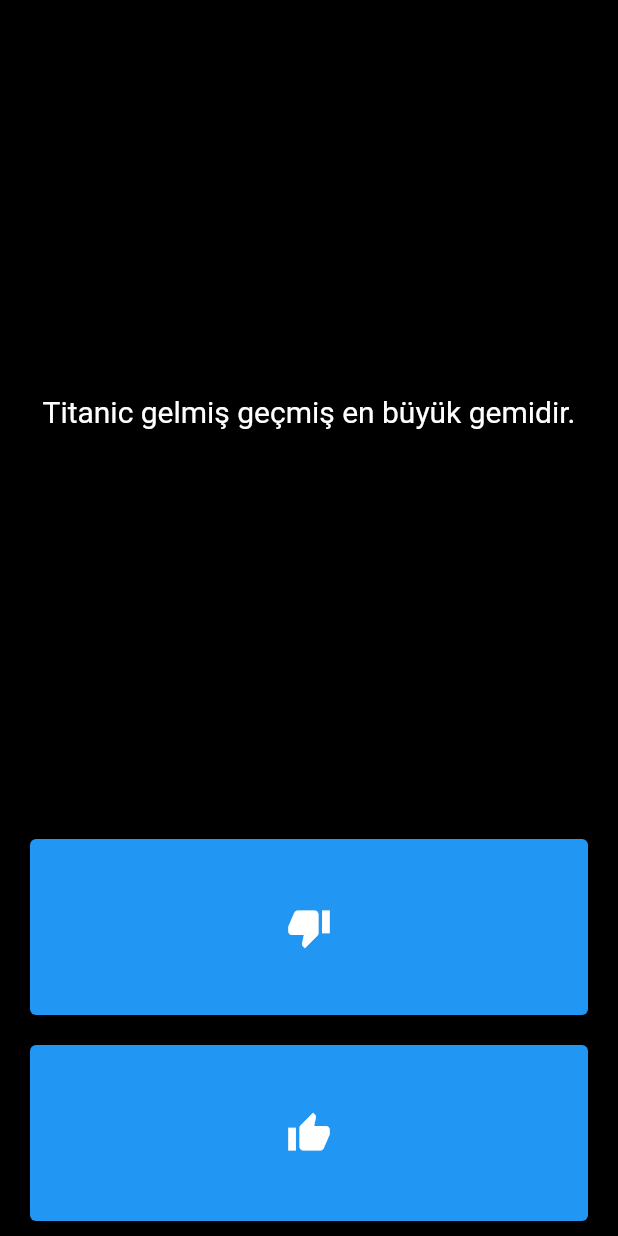
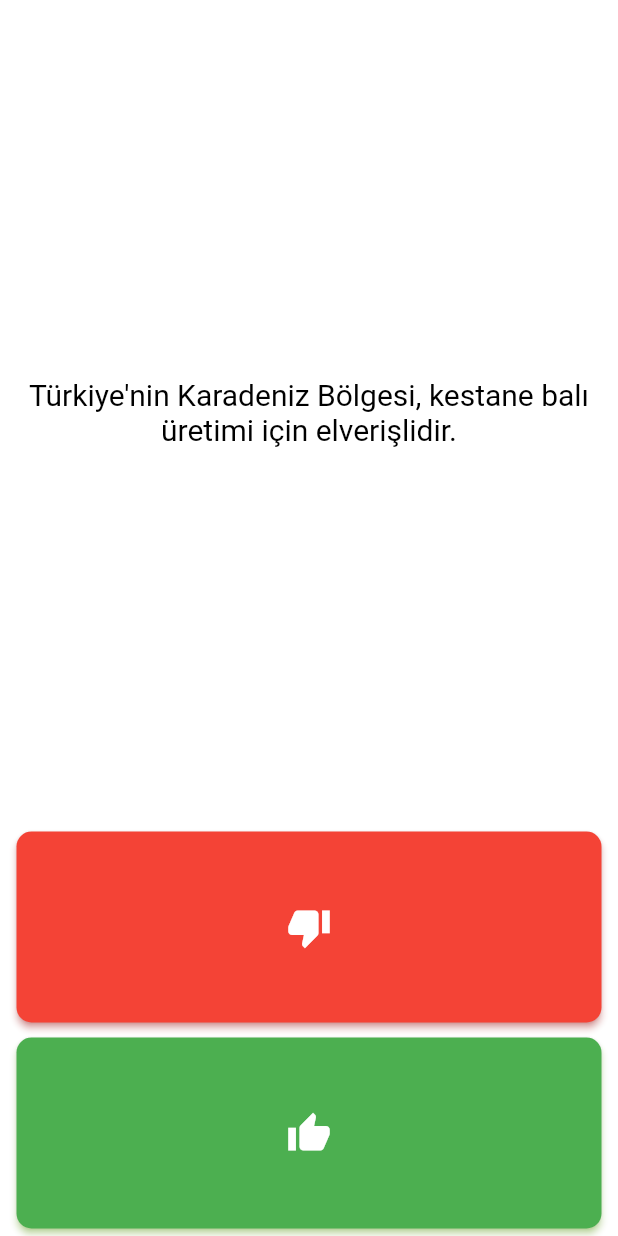
Before and after one commit to gulceefe/bilgikartlari.dart, a Flutter app: the screen it shows after launch, on a phone screen of 412 x 824 dp. Run offline on Flutter 3.47's test engine with Material 2 defaults, Android fonts, the phone set to English and light mode, and no system bars.

Commit message:
yeni sorular eklendi ikonlar değişti

```diff
--- a/lib/constants.dart
+++ b/lib/constants.dart
@@ -1,4 +1,4 @@
 import 'package:flutter/material.dart';
 
-const Icon kDogruIconu= Icon(Icons.mood, color: Colors.yellow);
-const Icon kYanlisIconu = Icon(Icons.mood_bad, color: Colors.purple);
+const Icon kDogruIconu= Icon(Icons.check_circle_outline, color: Colors.green);
+const Icon kYanlisIconu = Icon(Icons.cancel_outlined, color: Colors.red);
--- a/lib/main.dart
+++ b/lib/main.dart
@@ -13,9 +13,9 @@ class BilgiTesti extends StatelessWidget {
     // TODO: implement build
     return MaterialApp(
       home: Scaffold(
-        backgroundColor: Colors.black,
+        backgroundColor: Colors.white,
         body: SafeArea(
-          child: Padding(padding: EdgeInsets.symmetric(horizontal: 10.0),
+          child: Padding(padding: EdgeInsets.symmetric(horizontal: 6.0),
             child: SoruSayfasi(),
 
           ),
@@ -33,7 +33,7 @@ class SoruSayfasi extends StatefulWidget {
 class _SoruSayfasiState extends State<SoruSayfasi> {
 
   List <Widget> secimler = [];
-  List <bool> yanitlar = [false, true, false,false, true, true, true];
+  //List <bool> yanitlar = [false, true, false,false, true, true, true];
   TestVeri test_1 = TestVeri(); // burada sorular yazıyordu. onları test-veri'ye attık. buraya da bu testveri satırını yazdık.
   void butonFonksiyonu (secilenButon){
     if(test_1.testBittiMi()==true){
@@ -44,12 +44,14 @@ class _SoruSayfasiState extends State<SoruSayfasi> {
         builder: (BuildContext context) {
           // return object of type Dialog
           return AlertDialog(
-            title: new Text("Test Bitti!"),
+            title: new Text("TEBRİKS! Test Bitti!"),
             //content: new Text("Burada sonuç verilecek"),
             actions: <Widget>[
               // usually buttons at the bottom of the dialog
               new TextButton(
-                child: new Text("Başa Dön"),
+                child: new Text("Başa Dön"),style: TextButton.styleFrom(
+                backgroundColor: Colors.purple,
+              ),
                 onPressed: () {
                   Navigator.of(context).pop();
                   setState(() {
@@ -88,14 +90,14 @@ class _SoruSayfasiState extends State<SoruSayfasi> {
       Expanded(
       flex: 4,
       child: Padding(
-        padding: EdgeInsets.all(10.0),
+        padding: EdgeInsets.all(6.0),
         child: Center(
           child: Text(
             test_1.getSoruMetni(),
             textAlign: TextAlign.center,
             style: TextStyle(
               fontSize: 20.0,
-              color: Colors.white,
+              color: Colors.black,
             ),
           ),
         ),
@@ -109,7 +111,7 @@ class _SoruSayfasiState extends State<SoruSayfasi> {
         Expanded(
           flex:1,
             child: Padding(
-            padding: const EdgeInsets.all(10.0),
+            padding: const EdgeInsets.all(5.0),
               child: ElevatedButton(
                  //onpressed
                 child: Icon(
@@ -117,17 +119,23 @@ class _SoruSayfasiState extends State<SoruSayfasi> {
                   size: 30.0,
                   color: Colors.white,
               ),
+    style: ElevatedButton.styleFrom(
+    shadowColor: Colors.redAccent,
+    primary: Colors.red,
+    shape: RoundedRectangleBorder(borderRadius: BorderRadius.circular(10)),
+    ),
                 onPressed: (){
-
                   butonFonksiyonu(false);
                 },
+
+                ),
               ),
             ),
-        ),
+
     Expanded(
       flex: 1,
       child: Padding(
-        padding: const EdgeInsets.all(10.0),
+        padding: const EdgeInsets.all(5.0),
         child: ElevatedButton(
 
         child: Icon(
@@ -135,6 +143,11 @@ class _SoruSayfasiState extends State<SoruSayfasi> {
         size: 30.0,
         color: Colors.white,
         ),
+          style: ElevatedButton.styleFrom(
+            shadowColor: Colors.lightGreenAccent,
+            primary: Colors.green,
+            shape: RoundedRectangleBorder(borderRadius: BorderRadius.circular(10)),
+          ),
           onPressed: (){
             butonFonksiyonu(true);
           },
--- a/lib/test_veri.dart
+++ b/lib/test_veri.dart
@@ -1,16 +1,43 @@
 import 'package:bilgi_kartlari/soru.dart';
+import 'package:flutter/services.dart';
 
 class TestVeri {
   int _soruSirasi = 0;
 
   List <Soru> _soruBankasi = [
-    Soru (soruMetni: 'Titanic gelmiş geçmiş en büyük gemidir.' , soruYaniti: false),
-    Soru (soruMetni:'Dünyadaki tavuk sayısı insan sayısından fazladır.' , soruYaniti: true ),
-    Soru (soruMetni:'Kelebeklerin ömrü bir gündür.' , soruYaniti: false),
+    Soru(soruMetni: "Türkiye'nin Karadeniz Bölgesi, kestane balı üretimi için elverişlidir. ", soruYaniti: true),
+    Soru(soruMetni: "Yarasalar kördür.", soruYaniti: false),
+    Soru(soruMetni: "Türkiyede en çok kullanılan soyisim 'Yılmaz'dır. ", soruYaniti: true),
+    Soru(soruMetni: "Gebze ilinde yer alan Honda fabrikası 2021 yılında kapanmıştır", soruYaniti: true),
+    Soru(soruMetni: "Süleyman Demirel, 1989-1993 yılları arasında Cumhurbaşkanlığı yapmıştır.", soruYaniti: false),
+    Soru(soruMetni: "Güneş sarı renktir.", soruYaniti: false),
+    Soru(soruMetni: "Ünlü sitcom Avrupa Yakası'ndaki Burhan karakteri Nişantaşı'nda doğmuştur.", soruYaniti: false),
     Soru (soruMetni:'Dünya düzdür.' , soruYaniti: false ),
-    Soru (soruMetni: 'Kaju fıstığı aslında bir meyvenin sapıdır.', soruYaniti: true ),
+    Soru(soruMetni: "Google'a 'Do a Barrel Roll' yazarsanız sayfa takla atar ve eski haline döner. ", soruYaniti: true),
     Soru (soruMetni:'Fatih Sultan Mehmet hiç patates yememiştir.' , soruYaniti:true ),
-    Soru (soruMetni:'Fransızlar 80 demek için, 4 - 20 der.' , soruYaniti: true )
+    Soru(soruMetni: "Pisa Kulesi kasıtlı olarak yamuk yapılmıştır.", soruYaniti: false),
+    Soru(soruMetni: "Toros Dağları, Ege Bölgesindedir.", soruYaniti: false),
+    Soru(soruMetni: "Türkiyede 2017 yılında asgari ücret 1400 TL olarak belirlenmiştir.", soruYaniti: false),
+    Soru(soruMetni: "Tutankhamun, 9 yaşında Antik Mısır'ın kralı olmuştur.", soruYaniti: true),
+    Soru(soruMetni: "Türkiye'nin Eurovision Yarışmasında birinci olduğu yıl 2003'tür.", soruYaniti: true),
+    Soru(soruMetni: "Barış Manço, 7'den 77'ye isimli programı 1988 yılında yayınlanmaya başlamıştır", soruYaniti: true),
+    Soru(soruMetni: "Toplam talebin toplam arzdan fazla olması, buna bağlı olarak fiyatların yükselmesine dayanan ekonomik dengesizlik, paranın değerinin düşmesi ve alım gücünün azalması olayına enflasyon denir.", soruYaniti: true),
+    Soru(soruMetni: "Tutunamayanlar isimli roman, Aziz Nesin'in eseridir.", soruYaniti: false),
+    Soru(soruMetni: "İkinci Abdulhanit'in tahtta olduğu 1881 yılında, dış borçlanma nedeniyle idaresinde İngiltere, Fransa, Almanya, İtalya, Avusturya-Macaristan temsilcileri bulunan Düyun-u Umumiye kurulmuştur.", soruYaniti: true),
+    Soru(soruMetni: "En az yağış alan bölgemiz İç Anadoludur.", soruYaniti: true),
+    Soru(soruMetni: "Kana kırmızı rengini veren madde fişne suyudur", soruYaniti: false),
+    Soru(soruMetni: "Hababam Sınıfı romanının yaarı, Rıfat Ilgaz'dır.", soruYaniti: true),
+    Soru(soruMetni: "Dünyanın en çok ticareti yapılan ikinci ürünü çaydır.", soruYaniti: false),
+    Soru(soruMetni: "Karaciğer, kendini yenileyebilen tek organdır.", soruYaniti: true),
+    Soru(soruMetni: "İngiltere'deki bütün kuğular kraliçeye aittir.", soruYaniti: true),
+    Soru(soruMetni: "Türkiye, dünyada kişi başına çay tüketiminin en yüksek olduğu ülkedir", soruYaniti: true),
+    Soru(soruMetni: "Patatesin %80'i şekerdir.", soruYaniti: false),
+    Soru(soruMetni: "Fransız pasaportunda boy ve göz rengi belirtilen alanlar vardır.", soruYaniti: true),
+    Soru(soruMetni: "Zeytin bir sebzedir", soruYaniti: false),
+    Soru(soruMetni: "İstanbuldaki Yavuz Sultan Selim Köprüsü'nün yapımı 39,5 ay sürmüştür.", soruYaniti: true),
+    Soru(soruMetni: "Çin Seddi aydan görünebilir.", soruYaniti: false),
+    Soru(soruMetni: "Türkiyede 2020 yılında en sık yapılan ikinci arama 'Dolar kaç TL' cümlesidir.", soruYaniti: true),
+    Soru(soruMetni: "Devekuşları bir şeyden korktuğunda başlarını kuma gömer.", soruYaniti: false)
   ];
 
     String getSoruMetni (){ //hangisini çağıracak?Bilmek için parametresini parantez içine verdik. ama sonra soruSirasi değişkenini de bu sayfaya getirdik, üstte var. o nedenle o parametreyi kaldırabiliriz.
```
